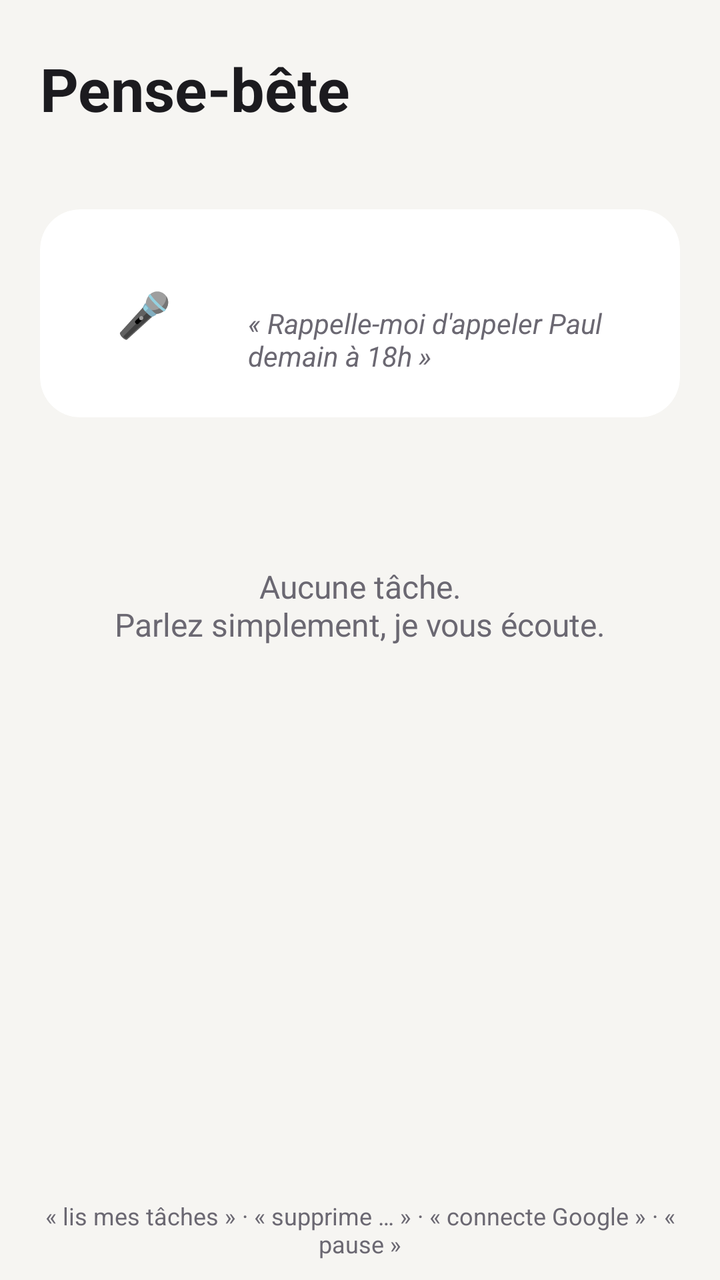
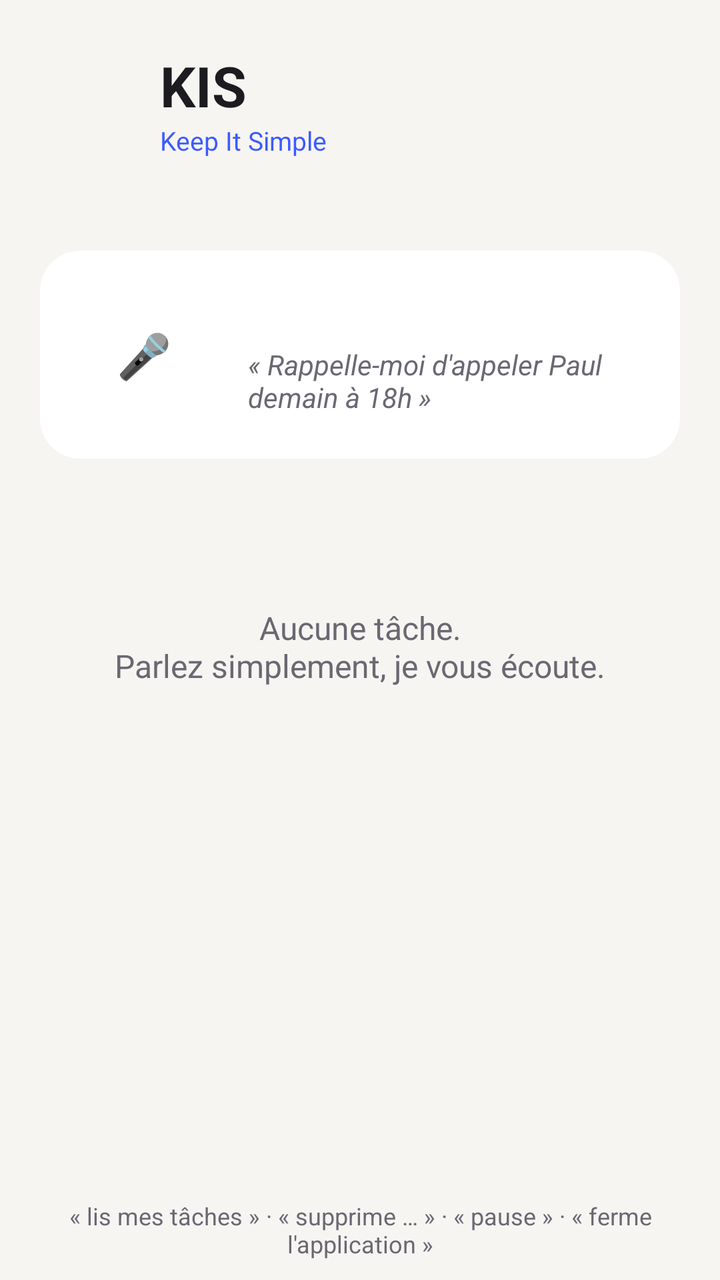

Compare the two renders of this Android layout. The source of the first and the diff that turns it into the second are given below.
<!-- AndroidManifest.xml: application theme Theme.PenseBete -->
<!-- res/layout/activity_main.xml -->
<?xml version="1.0" encoding="utf-8"?>
<LinearLayout xmlns:android="http://schemas.android.com/apk/res/android"
    xmlns:app="http://schemas.android.com/apk/res-auto"
    android:layout_width="match_parent"
    android:layout_height="match_parent"
    android:orientation="vertical"
    android:paddingHorizontal="20dp"
    android:paddingTop="24dp">

    <TextView
        android:layout_width="wrap_content"
        android:layout_height="wrap_content"
        android:text="@string/app_name"
        android:textColor="@color/text"
        android:textSize="30sp"
        android:textStyle="bold" />

    <TextView
        android:id="@+id/today"
        android:layout_width="wrap_content"
        android:layout_height="wrap_content"
        android:textColor="@color/muted"
        android:textSize="15sp" />

    <com.google.android.material.card.MaterialCardView
        android:layout_width="match_parent"
        android:layout_height="wrap_content"
        android:layout_marginTop="20dp"
        app:cardBackgroundColor="@color/surface"
        app:cardCornerRadius="20dp"
        app:cardElevation="0dp"
        app:strokeWidth="0dp">

        <LinearLayout
            android:layout_width="match_parent"
            android:layout_height="wrap_content"
            android:gravity="center_vertical"
            android:orientation="horizontal"
            android:padding="16dp">

            <FrameLayout
                android:layout_width="72dp"
                android:layout_height="72dp">

                <View
                    android:id="@+id/pulse"
                    android:layout_width="72dp"
                    android:layout_height="72dp"
                    android:alpha="0.25"
                    android:background="@drawable/circle" />

                <TextView
                    android:id="@+id/mic"
                    android:layout_width="52dp"
                    android:layout_height="52dp"
                    android:layout_gravity="center"
                    android:background="@drawable/circle"
                    android:gravity="center"
                    android:text="🎤"
                    android:textSize="22sp" />
            </FrameLayout>

            <LinearLayout
                android:layout_width="0dp"
                android:layout_height="wrap_content"
                android:layout_marginStart="16dp"
                android:layout_weight="1"
                android:orientation="vertical">

                <TextView
                    android:id="@+id/status"
                    android:layout_width="wrap_content"
                    android:layout_height="wrap_content"
                    android:textColor="@color/text"
                    android:textSize="18sp"
                    android:textStyle="bold" />

                <TextView
                    android:id="@+id/heard"
                    android:layout_width="wrap_content"
                    android:layout_height="wrap_content"
                    android:layout_marginTop="2dp"
                    android:text="« Rappelle-moi d'appeler Paul demain à 18h »"
                    android:textColor="@color/muted"
                    android:textSize="14sp"
                    android:textStyle="italic" />
            </LinearLayout>
        </LinearLayout>
    </com.google.android.material.card.MaterialCardView>

    <TextView
        android:id="@+id/count"
        android:layout_width="wrap_content"
        android:layout_height="wrap_content"
        android:layout_marginTop="24dp"
        android:layout_marginBottom="8dp"
        android:textAllCaps="true"
        android:letterSpacing="0.08"
        android:textColor="@color/muted"
        android:textSize="13sp"
        android:textStyle="bold" />

    <TextView
        android:id="@+id/empty"
        android:layout_width="match_parent"
        android:layout_height="wrap_content"
        android:layout_marginTop="24dp"
        android:gravity="center"
        android:text="Aucune tâche.\nParlez simplement, je vous écoute."
        android:textColor="@color/muted"
        android:textSize="16sp" />

    <ListView
        android:id="@+id/list"
        android:layout_width="match_parent"
        android:layout_height="0dp"
        android:layout_weight="1"
        android:clipToPadding="false"
        android:divider="@android:color/transparent"
        android:dividerHeight="10dp"
        android:paddingBottom="16dp" />

    <TextView
        android:layout_width="match_parent"
        android:layout_height="wrap_content"
        android:gravity="center"
        android:paddingVertical="10dp"
        android:text="« lis mes tâches » · « supprime … » · « connecte Google » · « pause »"
        android:textColor="@color/muted"
        android:textSize="12sp" />
</LinearLayout>
<!-- resources referenced by this layout -->
<resources>
  <color name="muted">#6B6872</color>
  <color name="surface">#FFFFFF</color>
  <color name="text">#1C1B1F</color>
  <!-- drawable circle (drawable) -->
  <?xml version="1.0" encoding="utf-8"?>
  <shape xmlns:android="http://schemas.android.com/apk/res/android" android:shape="oval">
      <solid android:color="#FFFFFF" />
  </shape>
  <string name="app_name">Pense-bête</string>
  <style name="Theme.PenseBete" parent="Theme.Material3.DayNight.NoActionBar">
          <item name="colorPrimary">@color/accent</item>
          <item name="android:windowBackground">@color/bg</item>
          <item name="android:statusBarColor">@color/bg</item>
          <item name="android:windowLightStatusBar">true</item>
      </style>
  <color name="accent">#3D5AFE</color>
  <color name="bg">#F6F5F2</color>
</resources>

<!-- the commit's change to res/layout/activity_main.xml (unified diff, before → after) -->
@@ -7,13 +7,41 @@
     android:paddingHorizontal="20dp"
     android:paddingTop="24dp">
 
-    <TextView
-        android:layout_width="wrap_content"
+    <LinearLayout
+        android:layout_width="match_parent"
         android:layout_height="wrap_content"
-        android:text="@string/app_name"
-        android:textColor="@color/text"
-        android:textSize="30sp"
-        android:textStyle="bold" />
+        android:layout_marginBottom="6dp"
+        android:gravity="center_vertical"
+        android:orientation="horizontal">
+
+        <ImageView
+            android:layout_width="48dp"
+            android:layout_height="48dp"
+            android:contentDescription="@string/app_full_name"
+            android:src="@mipmap/ic_launcher" />
+
+        <LinearLayout
+            android:layout_width="wrap_content"
+            android:layout_height="wrap_content"
+            android:layout_marginStart="12dp"
+            android:orientation="vertical">
+
+            <TextView
+                android:layout_width="wrap_content"
+                android:layout_height="wrap_content"
+                android:text="@string/app_name"
+                android:textColor="@color/text"
+                android:textSize="28sp"
+                android:textStyle="bold" />
+
+            <TextView
+                android:layout_width="wrap_content"
+                android:layout_height="wrap_content"
+                android:text="@string/app_full_name"
+                android:textColor="@color/accent"
+                android:textSize="13sp" />
+        </LinearLayout>
+    </LinearLayout>
 
     <TextView
         android:id="@+id/today"
@@ -125,7 +153,7 @@
         android:layout_height="wrap_content"
         android:gravity="center"
         android:paddingVertical="10dp"
-        android:text="« lis mes tâches » · « supprime … » · « connecte Google » · « pause »"
+        android:text="« lis mes tâches » · « supprime … » · « pause » · « ferme l'application »"
         android:textColor="@color/muted"
         android:textSize="12sp" />
 </LinearLayout>
<!-- resource entries referenced after the edit -->
@@ -8,13 +8,47 @@
   <shape xmlns:android="http://schemas.android.com/apk/res/android" android:shape="oval">
       <solid android:color="#FFFFFF" />
   </shape>
-  <string name="app_name">Pense-bête</string>
+  <!-- mipmap ic_launcher (mipmap-anydpi-v26) -->
+  <?xml version="1.0" encoding="utf-8"?>
+  <adaptive-icon xmlns:android="http://schemas.android.com/apk/res/android">
+      <background android:drawable="@drawable/ic_logo_bg" />
+      <foreground android:drawable="@drawable/ic_logo_fg" />
+      <monochrome android:drawable="@drawable/ic_logo_fg" />
+  </adaptive-icon>
+  <string name="app_full_name">Keep It Simple</string>
+  <string name="app_name">KIS</string>
   <style name="Theme.PenseBete" parent="Theme.Material3.DayNight.NoActionBar">
           <item name="colorPrimary">@color/accent</item>
           <item name="android:windowBackground">@color/bg</item>
           <item name="android:statusBarColor">@color/bg</item>
           <item name="android:windowLightStatusBar">true</item>
       </style>
+  <!-- drawable ic_logo_bg (drawable) -->
+  <?xml version="1.0" encoding="utf-8"?>
+  <vector xmlns:android="http://schemas.android.com/apk/res/android"
+      android:width="108dp"
+      android:height="108dp"
+      android:viewportWidth="108"
+      android:viewportHeight="108">
+      <path android:fillColor="#3D5AFE" android:pathData="M0,0 H108 V108 H0 Z" />
+  </vector>
+  <!-- drawable ic_logo_fg (drawable) -->
+  <?xml version="1.0" encoding="utf-8"?>
+  <vector xmlns:android="http://schemas.android.com/apk/res/android"
+      android:width="108dp"
+      android:height="108dp"
+      android:viewportWidth="108"
+      android:viewportHeight="108">
+      <path
+          android:fillColor="#FFFFFF"
+          android:pathData="M40,32 H68 A10,10 0 0 1 78,42 V58 A10,10 0 0 1 68,68 H50 L37,78 L40,68 A10,10 0 0 1 30,58 V42 A10,10 0 0 1 40,32 Z" />
+      <path
+          android:strokeColor="#3D5AFE"
+          android:strokeWidth="6"
+          android:strokeLineCap="round"
+          android:strokeLineJoin="round"
+          android:pathData="M43,50 L51,57 L65,43" />
+  </vector>
   <color name="accent">#3D5AFE</color>
   <color name="bg">#F6F5F2</color>
 </resources>
